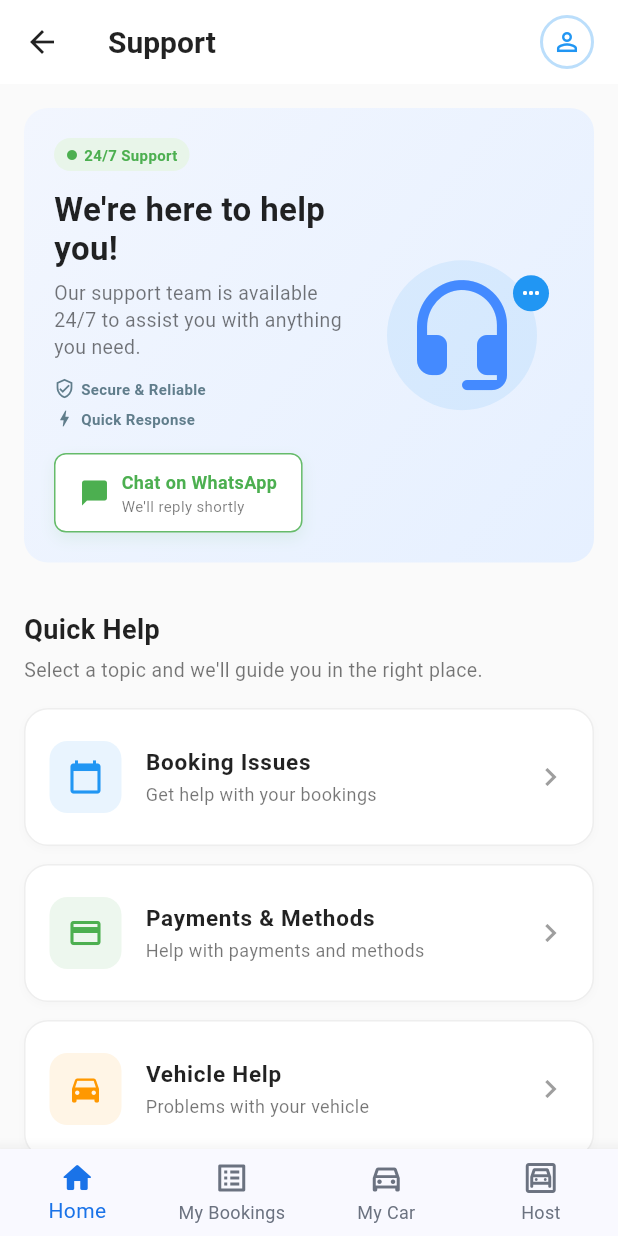
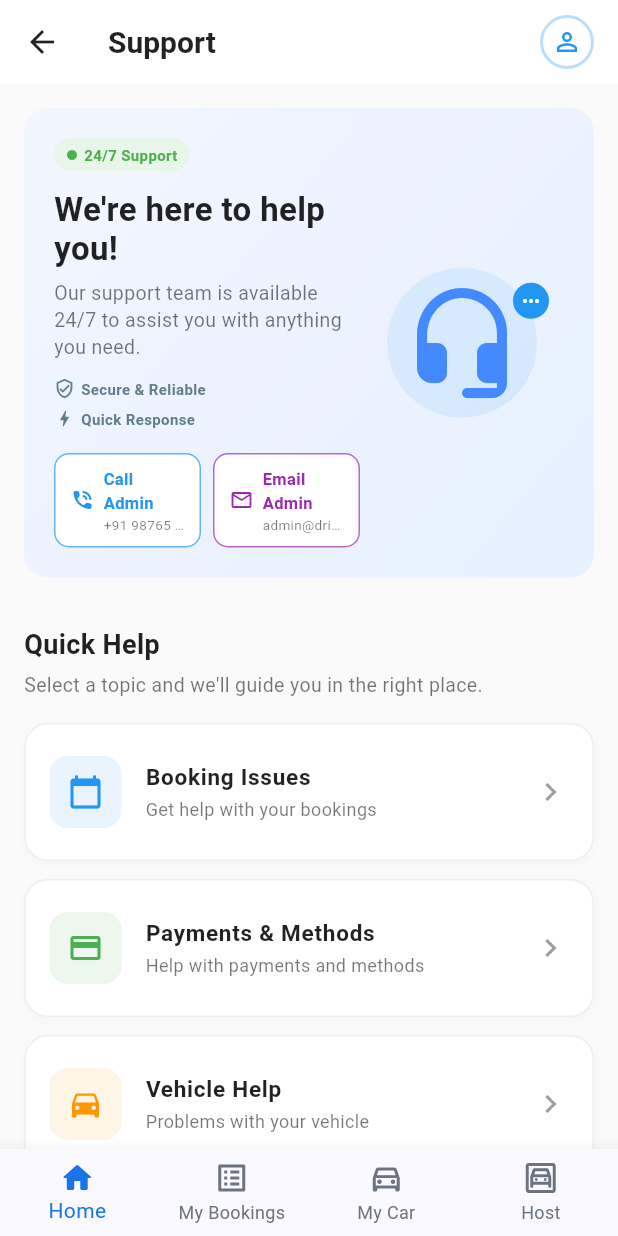
Before and after one commit to Haarhish-vs/Carrental_Application, a Flutter app: the SupportScreen screen opened directly, on a phone screen of 412 x 824 dp. Run offline on Flutter 3.47's test engine with Material 3 defaults, Android fonts, the phone set to English and light mode, and no system bars; our stand-ins replace cached_network_image, dio, file_picker, flutter_map, flutter_secure_storage, geolocator and 2 more; missing offline and left inert: dart:js_interop, razorpay_flutter; accounts and stored records are empty; network calls fail.

Commit message:
Add Share car feature, clean duplicate location, simplified renter card, and update admin support details

```diff
--- a/client/car_rental_app_client_side/lib/features/support/presentation/screens/support_screen.dart
+++ b/client/car_rental_app_client_side/lib/features/support/presentation/screens/support_screen.dart
@@ -31,7 +31,8 @@ class SupportScreen extends StatefulWidget {
 }
 
 class _SupportScreenState extends State<SupportScreen> {
-  static const String _supportWhatsAppNumber = '+91 98765 43210';
+  static const String _adminPhoneNumber = '+91 98765 43210';
+  static const String _adminEmailAddress = 'admin@drivexcarrental.com';
   static const String _sosEmergencyNumber = '911';
 
   final ScrollController _scrollController = ScrollController();
@@ -73,16 +74,28 @@ class _SupportScreenState extends State<SupportScreen> {
     }
   }
 
-  Future<void> _openWhatsApp({String message = "Hi, I need help with my car rental."}) async {
-    final cleanNumber = _supportWhatsAppNumber.replaceAll(RegExp(r'[^\d]'), '');
-    final url = Uri.https('wa.me', '/$cleanNumber/', {'text': message});
-
+  Future<void> _callAdminPhone() async {
+    final cleanNumber = _adminPhoneNumber.replaceAll(RegExp(r'[^\d+]'), '');
+    final url = Uri.parse('tel:$cleanNumber');
     if (await canLaunchUrl(url)) {
       await launchUrl(url, mode: LaunchMode.externalApplication);
     } else {
       if (mounted) {
         ScaffoldMessenger.of(context).showSnackBar(
-          const SnackBar(content: Text('Could not open WhatsApp.')),
+          const SnackBar(content: Text('Could not open phone dialer.')),
+        );
+      }
+    }
+  }
+
+  Future<void> _sendAdminEmail() async {
+    final url = Uri.parse('mailto:$_adminEmailAddress?subject=DriveX%20Support%20Request');
+    if (await canLaunchUrl(url)) {
+      await launchUrl(url, mode: LaunchMode.externalApplication);
+    } else {
+      if (mounted) {
+        ScaffoldMessenger.of(context).showSnackBar(
+          const SnackBar(content: Text('Could not open email client.')),
         );
       }
     }
@@ -215,51 +228,68 @@ class _SupportScreenState extends State<SupportScreen> {
                           ],
                         ),
                         const SizedBox(height: 16),
-                        InkWell(
-                          onTap: () => _openWhatsApp(message: "Hi, I need help with my car rental."),
-                          borderRadius: BorderRadius.circular(8),
+                        Row(
+                          children: [
+                            Expanded(
+                              child: InkWell(
+                                onTap: _callAdminPhone,
+                                borderRadius: BorderRadius.circular(10),
                                 child: Container(
-                            padding: const EdgeInsets.symmetric(vertical: 10, horizontal: 16),
+                                  padding: const EdgeInsets.symmetric(vertical: 8, horizontal: 10),
                                   decoration: BoxDecoration(
-                              border: Border.all(color: Colors.green.shade400),
-                              borderRadius: BorderRadius.circular(8),
+                                    border: Border.all(color: Colors.blue.shade300),
+                                    borderRadius: BorderRadius.circular(10),
                                     color: Colors.white,
-                              boxShadow: [
-                                BoxShadow(
-                                  color: Colors.green.withValues(alpha: 0.1),
-                                  blurRadius: 8,
-                                  offset: const Offset(0, 4),
-                                )
-                              ],
                                   ),
                                   child: Row(
-                              mainAxisSize: MainAxisSize.min,
+                                    children: const [
+                                      Icon(Icons.phone_in_talk_rounded, color: Colors.blue, size: 16),
+                                      SizedBox(width: 6),
+                                      Expanded(
+                                        child: Column(
+                                          crossAxisAlignment: CrossAxisAlignment.start,
                                           children: [
-                                const Icon(Icons.chat_bubble, color: Colors.green, size: 20),
-                                const SizedBox(width: 8),
-                                Column(
-                                  crossAxisAlignment: CrossAxisAlignment.start,
-                                  children: const [
-                                    Text(
-                                      'Chat on WhatsApp',
-                                      style: TextStyle(
-                                        color: Colors.green,
-                                        fontWeight: FontWeight.bold,
-                                        fontSize: 12,
-                                      ),
-                                    ),
-                                    Text(
-                                      "We'll reply shortly",
-                                      style: TextStyle(
-                                        color: Colors.black54,
-                                        fontSize: 10,
+                                            Text('Call Admin', style: TextStyle(color: Colors.blue, fontWeight: FontWeight.bold, fontSize: 11)),
+                                            Text(_adminPhoneNumber, style: TextStyle(color: Colors.black54, fontSize: 9), overflow: TextOverflow.ellipsis),
+                                          ],
                                         ),
                                       ),
                                     ],
                                   ),
+                                ),
+                              ),
+                            ),
+                            const SizedBox(width: 8),
+                            Expanded(
+                              child: InkWell(
+                                onTap: _sendAdminEmail,
+                                borderRadius: BorderRadius.circular(10),
+                                child: Container(
+                                  padding: const EdgeInsets.symmetric(vertical: 8, horizontal: 10),
+                                  decoration: BoxDecoration(
+                                    border: Border.all(color: Colors.purple.shade300),
+                                    borderRadius: BorderRadius.circular(10),
+                                    color: Colors.white,
+                                  ),
+                                  child: Row(
+                                    children: const [
+                                      Icon(Icons.email_outlined, color: Colors.purple, size: 16),
+                                      SizedBox(width: 6),
+                                      Expanded(
+                                        child: Column(
+                                          crossAxisAlignment: CrossAxisAlignment.start,
+                                          children: [
+                                            Text('Email Admin', style: TextStyle(color: Colors.purple, fontWeight: FontWeight.bold, fontSize: 11)),
+                                            Text(_adminEmailAddress, style: TextStyle(color: Colors.black54, fontSize: 9), overflow: TextOverflow.ellipsis),
                                           ],
                                         ),
                                       ),
+                                    ],
+                                  ),
+                                ),
+                              ),
+                            ),
+                          ],
                         ),
                       ],
                     ),
@@ -398,44 +428,32 @@ class _SupportScreenState extends State<SupportScreen> {
                 _buildCheckItem('Offers & Promotions', Colors.blue),
                 _buildCheckItem('Other inquiries', Colors.blue),
                 const SizedBox(height: 20),
-                InkWell(
-                  onTap: () => _openWhatsApp(message: "Hi, I need help with my car rental."),
-                  borderRadius: BorderRadius.circular(8),
-                  child: Container(
-                    padding: const EdgeInsets.symmetric(vertical: 12, horizontal: 16),
-                    decoration: BoxDecoration(
-                      border: Border.all(color: Colors.green),
-                      borderRadius: BorderRadius.circular(8),
-                      color: Colors.white,
-                    ),
-                    child: Row(
-                      mainAxisSize: MainAxisSize.min,
+                Row(
                   children: [
-                        const Icon(Icons.chat_bubble_outline, color: Colors.green),
-                        const SizedBox(width: 12),
-                        Column(
-                          crossAxisAlignment: CrossAxisAlignment.start,
-                          children: const [
-                            Text(
-                              'Chat on WhatsApp',
-                              style: TextStyle(
-                                color: Colors.green,
-                                fontWeight: FontWeight.bold,
-                                fontSize: 14,
+                    Expanded(
+                      child: OutlinedButton.icon(
+                        onPressed: _callAdminPhone,
+                        icon: const Icon(Icons.phone, size: 16, color: Colors.blue),
+                        label: const Text('Call Admin', style: TextStyle(fontSize: 12, fontWeight: FontWeight.bold, color: Colors.blue)),
+                        style: OutlinedButton.styleFrom(
+                          side: const BorderSide(color: Colors.blue),
+                          shape: RoundedRectangleBorder(borderRadius: BorderRadius.circular(10)),
                         ),
                       ),
-                            Text(
-                              "We'll reply shortly",
-                              style: TextStyle(
-                                color: Colors.grey,
-                                fontSize: 12,
+                    ),
+                    const SizedBox(width: 10),
+                    Expanded(
+                      child: OutlinedButton.icon(
+                        onPressed: _sendAdminEmail,
+                        icon: const Icon(Icons.email_outlined, size: 16, color: Colors.purple),
+                        label: const Text('Email Admin', style: TextStyle(fontSize: 12, fontWeight: FontWeight.bold, color: Colors.purple)),
+                        style: OutlinedButton.styleFrom(
+                          side: const BorderSide(color: Colors.purple),
+                          shape: RoundedRectangleBorder(borderRadius: BorderRadius.circular(10)),
+                        ),
                       ),
                     ),
                   ],
-                        ),
-                      ],
-                    ),
-                  ),
                 ),
               ],
             ),
```
Also changed, not shown: client/car_rental_app_client_side/lib/features/home/presentation/screens/booking_tracking_screen.dart (+50 -0 lines), client/car_rental_app_client_side/lib/features/home/presentation/screens/car_detail_screen.dart (+29 -23 lines), client/car_rental_app_client_side/lib/features/home/presentation/screens/my_cars_screen.dart (+51 -2 lines), 1 other file. Lines whose indentation alone changed are shown as unchanged.
